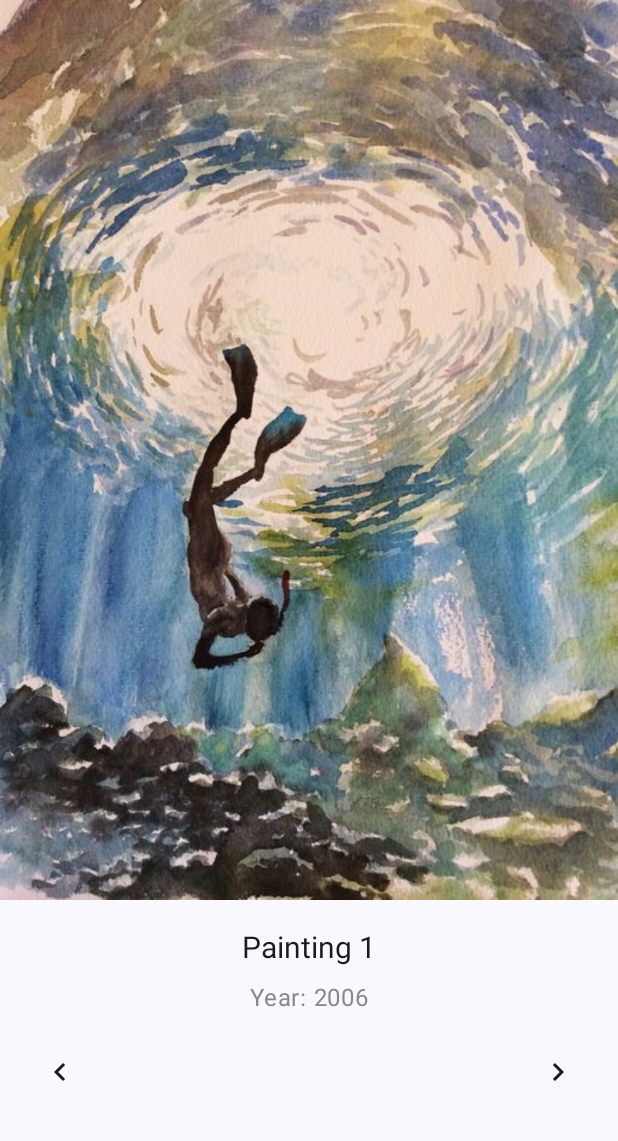
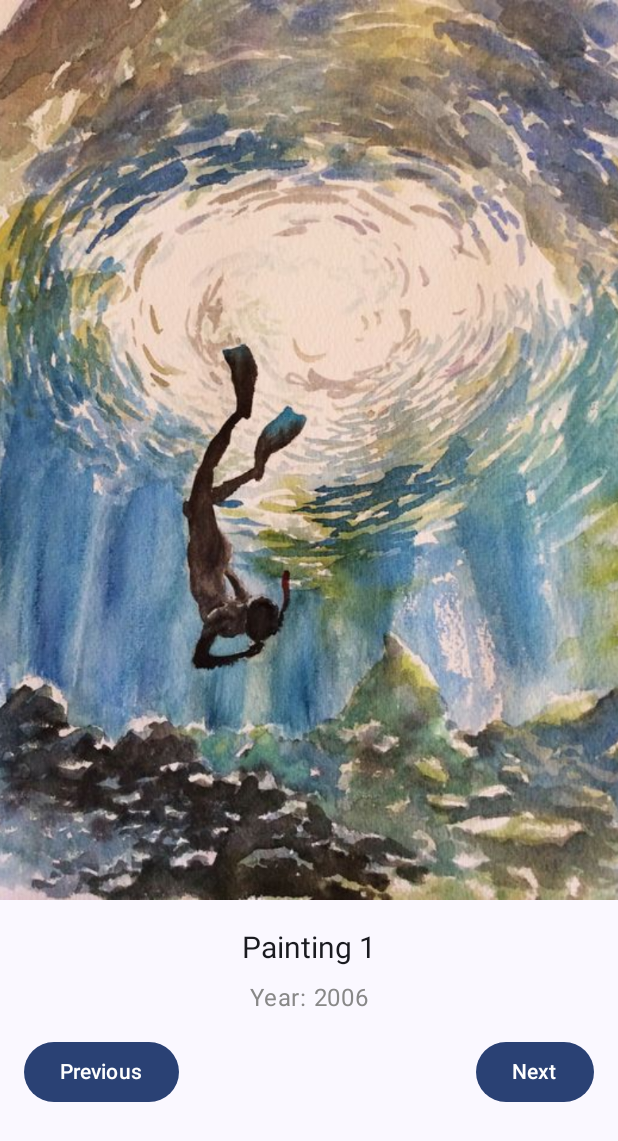
Before and after one commit to ZerJ704/ArtSpaceKu, an Android app built with Jetpack Compose: the screen it shows after launch (MainActivity), on a phone screen of 412 x 824 dp. Shown: the top 1141 px of the screen. Run offline under Robolectric (Android 15) with nearby library versions, the phone set to English and light mode, and no system bars.

Commit message:
button changes

```diff
--- a/app/src/main/java/id/utdi/jerymiannor/MainActivity.kt
+++ b/app/src/main/java/id/utdi/jerymiannor/MainActivity.kt
@@ -12,11 +12,7 @@ import androidx.compose.foundation.layout.fillMaxSize
 import androidx.compose.foundation.layout.fillMaxWidth
 import androidx.compose.foundation.layout.height
 import androidx.compose.foundation.layout.padding
-import androidx.compose.material.icons.Icons
-import androidx.compose.material.icons.filled.NavigateBefore
-import androidx.compose.material.icons.filled.NavigateNext
-import androidx.compose.material3.Icon
-import androidx.compose.material3.IconButton
+import androidx.compose.material3.Button
 import androidx.compose.material3.MaterialTheme
 import androidx.compose.material3.Surface
 import androidx.compose.material3.Text
@@ -110,27 +106,21 @@ fun ArtSpaceApp(artItem: ArtItem) {
                 modifier = Modifier.fillMaxWidth(),
                 horizontalArrangement = Arrangement.SpaceBetween
             ) {
-                IconButton(
+                Button(
                     onClick = {
                         currentIndex = (currentIndex - 1).coerceAtLeast(0)
                     },
                     modifier = Modifier.padding(end = 8.dp)
                 ) {
-                    Icon(
-                        imageVector = Icons.Default.NavigateBefore,
-                        contentDescription = "Previous"
-                    )
+                    Text("Previous")
                 }
-                IconButton(
+                Button(
                     onClick = {
                         currentIndex = (currentIndex + 1).coerceAtMost(artItems.size - 1)
                     },
                     modifier = Modifier.padding(start = 8.dp)
                 ) {
-                    Icon(
-                        imageVector = Icons.Default.NavigateNext,
-                        contentDescription = "Next"
-                    )
+                    Text("Next")
                 }
             }
         }
```
